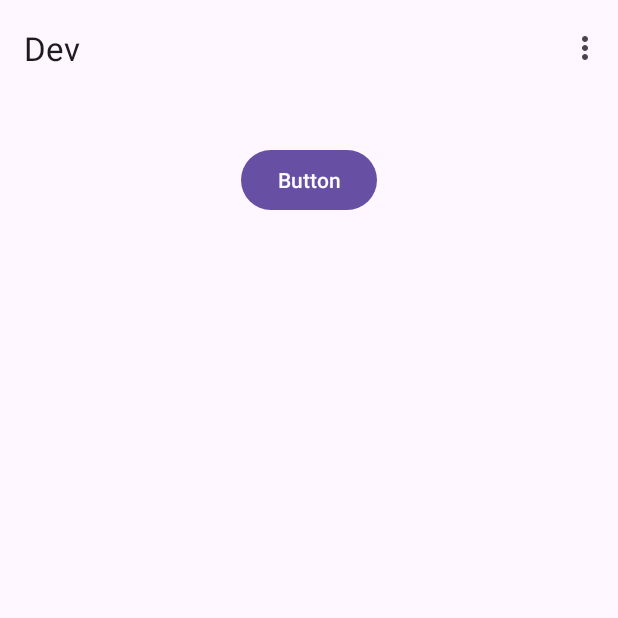
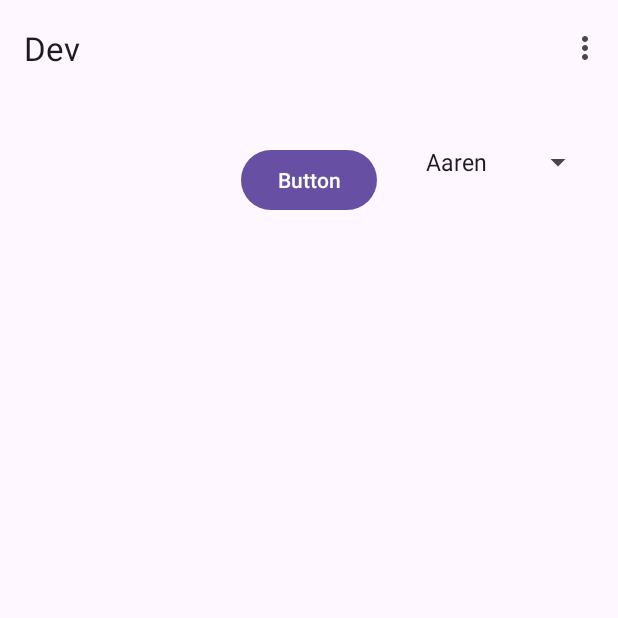
Before and after one commit to DannyLien/Dev-2024-0804, an Android app: the screen it shows after launch (MainActivity), on a phone screen of 412 x 824 dp, the top half of it. Run offline under Robolectric (Android 15) with nearby library versions, the phone set to English and light mode, and no system bars; our stand-ins replace navigation-ui; network calls fail; 1 statement that could not run was skipped.

```diff
--- a/app/src/main/java/com/hank/dev/MainActivity.kt
+++ b/app/src/main/java/com/hank/dev/MainActivity.kt
@@ -10,6 +10,7 @@ import androidx.navigation.ui.navigateUp
 import androidx.navigation.ui.setupActionBarWithNavController
 import android.view.Menu
 import android.view.MenuItem
+import android.widget.ArrayAdapter
 import androidx.lifecycle.ViewModelProvider
 import androidx.recyclerview.widget.LinearLayoutManager
 import com.google.gson.Gson
@@ -59,6 +60,14 @@ class MainActivity : AppCompatActivity(), CoroutineScope {
         viewModel.words.observe(this) { words ->
             recyler.adapter = WordAdapter(words)
         }
+        //Spinner
+        val nameAdapter = ArrayAdapter<String>(
+            this, android.R.layout.simple_spinner_item, names
+        )
+        nameAdapter.setDropDownViewResource(android.R.layout.simple_spinner_dropdown_item)
+        val spinner = binding.contentView.spinner
+        spinner.adapter = nameAdapter
+        spinner.prompt = "Select name"
 
     }
 
--- a/app/src/main/res/layout/content_main.xml
+++ b/app/src/main/res/layout/content_main.xml
@@ -25,4 +25,16 @@
         app:layout_constraintEnd_toEndOf="parent"
         app:layout_constraintStart_toStartOf="parent"
         app:layout_constraintTop_toBottomOf="@+id/button" />
+
+    <Spinner
+        android:id="@+id/spinner"
+        android:layout_width="wrap_content"
+        android:layout_height="wrap_content"
+        android:layout_marginStart="16dp"
+        android:layout_marginTop="32dp"
+        android:layout_marginEnd="8dp"
+        android:spinnerMode="dialog"
+        app:layout_constraintEnd_toEndOf="parent"
+        app:layout_constraintStart_toEndOf="@+id/button"
+        app:layout_constraintTop_toTopOf="parent" />
 </androidx.constraintlayout.widget.ConstraintLayout>
```
